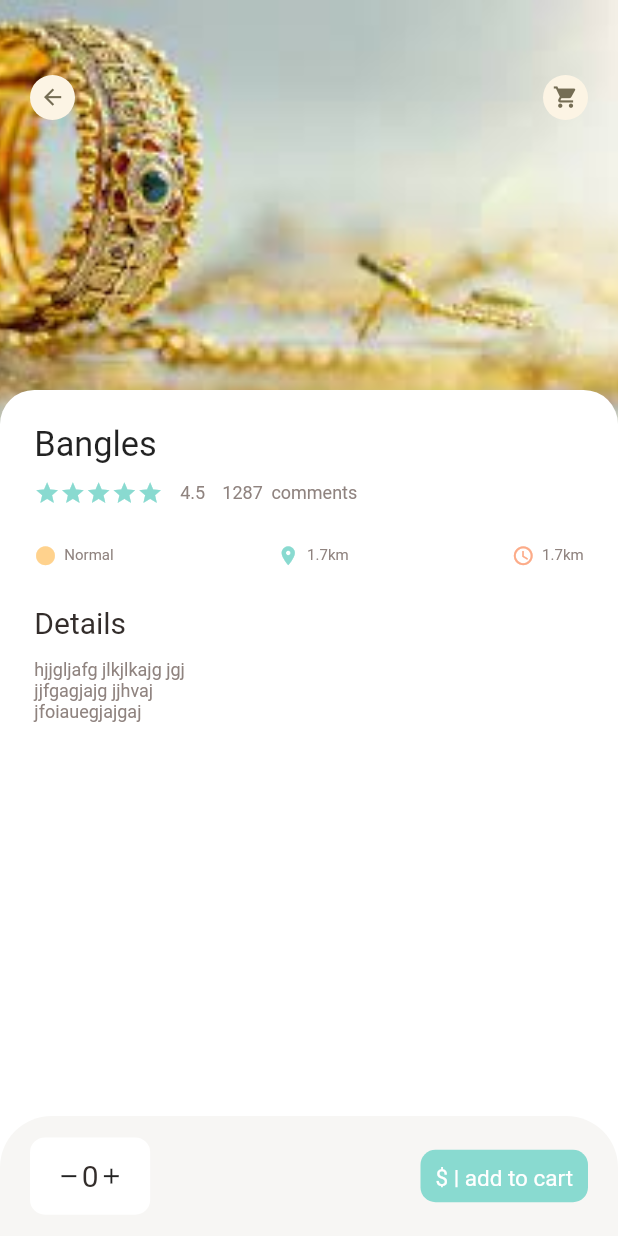
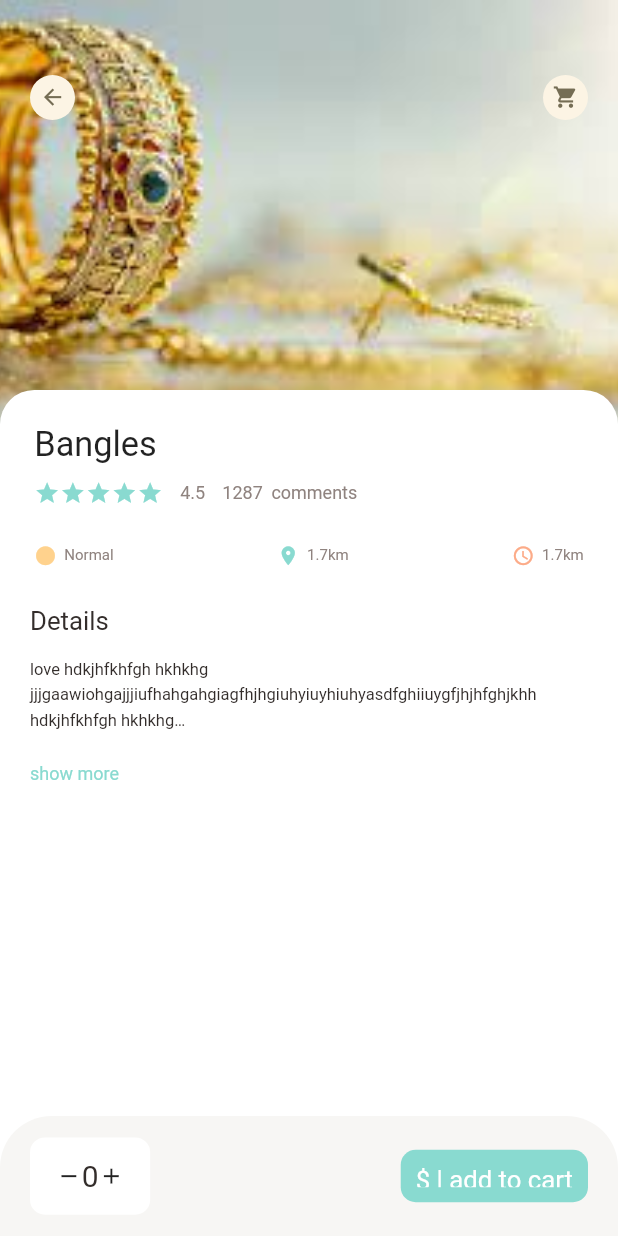
Before and after one commit to shisaj/ecommerce-new, a Flutter app: the screen it shows after launch, on a phone screen of 412 x 824 dp. Run offline on Flutter 3.47's test engine with Material 2 defaults, Android fonts, the light colour scheme and no system bars; drawn by our look-alikes of expandable_text; our stand-ins replace dots_indicator, flutter_screenutil.

Commit message:
item detail page completed

```diff
--- a/ecommerce_full/lib/item_detail_column.dart
+++ b/ecommerce_full/lib/item_detail_column.dart
@@ -70,16 +70,6 @@ class ItemDetailColumn extends StatelessWidget {
                   iconColor: Appcolors.iconColor2),
             ],
           ),
-          SizedBox(
-            height: 20.h,
-          ),
-          BigText(text: 'Details'),
-          SizedBox(
-            height: 10.h,
-          ),
-          SmallText(
-              text:
-                  'hjjgljafg jlkjlkajg jgj \njjfgagjajg jjhvaj \njfoiauegjajgaj')
         ],
       ),
     );
--- a/ecommerce_full/lib/pages/food_details.dart
+++ b/ecommerce_full/lib/pages/food_details.dart
@@ -5,6 +5,7 @@ import 'package:ecommerce_full/item_detail_column.dart';
 import 'package:ecommerce_full/smallText.dart';
 import 'package:flutter/material.dart';
 import 'package:flutter_screenutil/flutter_screenutil.dart';
+import 'package:expandable_text/expandable_text.dart';
 
 class FoodDetails extends StatelessWidget {
   const FoodDetails({Key? key}) : super(key: key);
@@ -64,6 +65,37 @@ class FoodDetails extends StatelessWidget {
                     itemName: 'Bangles',
                     fontSize: 20.sp,
                   ),
+                  SizedBox(height: 10.h),
+                  Padding(
+                    padding: const EdgeInsets.only(left: 20),
+                    child: BigText(
+                      text: 'Details',
+                      size: 15.sp,
+                    ),
+                  ),
+                  SizedBox(height: 10.h),
+                  Expanded(
+                    child: SingleChildScrollView(
+                      child: Padding(
+                        padding: const EdgeInsets.only(left: 20, right: 20),
+                        child: ExpandableText(
+                          'love hdkjhfkhfgh hkhkhg jjjgaawiohgajjjiufhahgahgiagfhjhgiuhyiuyhiuhyasdfghiiuygfjhjhfghjkhh hdkjhfkhfgh hkhkhg jjjgaawiohgajjjiufhahgahgiagfhjhgiuhyiuyhiuhyasdfghiiuygfjhjhfghjkhh hdkjhfkhfgh hkhkhg jjjgaawiohgajjjiufhahgahgiagfhjhgiuhyiuyhiuhyasdfghiiuygfjhjhfghjkhh hdkjhfkhfgh hkhkhg jjjgaawiohgajjjiufhahgahgiagfhjhgiuhyiuyhiuhyasdfghiiuygfjhjhfghjkhh hdkjhfkhfgh hkhkhg jjjgaawiohgajjjiufhahgahgiagfhjhgiuhyiuyhiuhyasdfghiiuygfjhjhfghjkhh',
+                          style: TextStyle(
+                            fontSize: 11,
+                            color: Appcolors.mainBlackColor,
+                            height: 1.5,
+                          ),
+                          expandText: '\n \nshow more',
+                          collapseText: '\n \nshow less',
+                          maxLines: 3,
+                          linkColor: Appcolors.mainColor,
+                          linkEllipsis: false,
+                          linkStyle: TextStyle(fontSize: 12),
+                          animation: true,
+                        ),
+                      ),
+                    ),
+                  )
                 ],
               ),
             ),
@@ -113,7 +145,7 @@ class FoodDetails extends StatelessWidget {
                   borderRadius: BorderRadius.circular(10)),
               child: BigText(
                 text: "\$ | add to cart",
-                size: 15,
+                size: 15.sp,
                 color: Colors.white,
               ),
             ),
--- a/ecommerce_full/pubspec.yaml
+++ b/ecommerce_full/pubspec.yaml
@@ -30,6 +30,8 @@ dependencies:
   flutter:
     sdk: flutter
   dots_indicator: ^2.1.0
+
+  expandable_text: ^2.3.0
 
   flutter_screenutil: ^5.5.3+2
 
```
Also changed, not shown: ecommerce_full/pubspec.lock.
